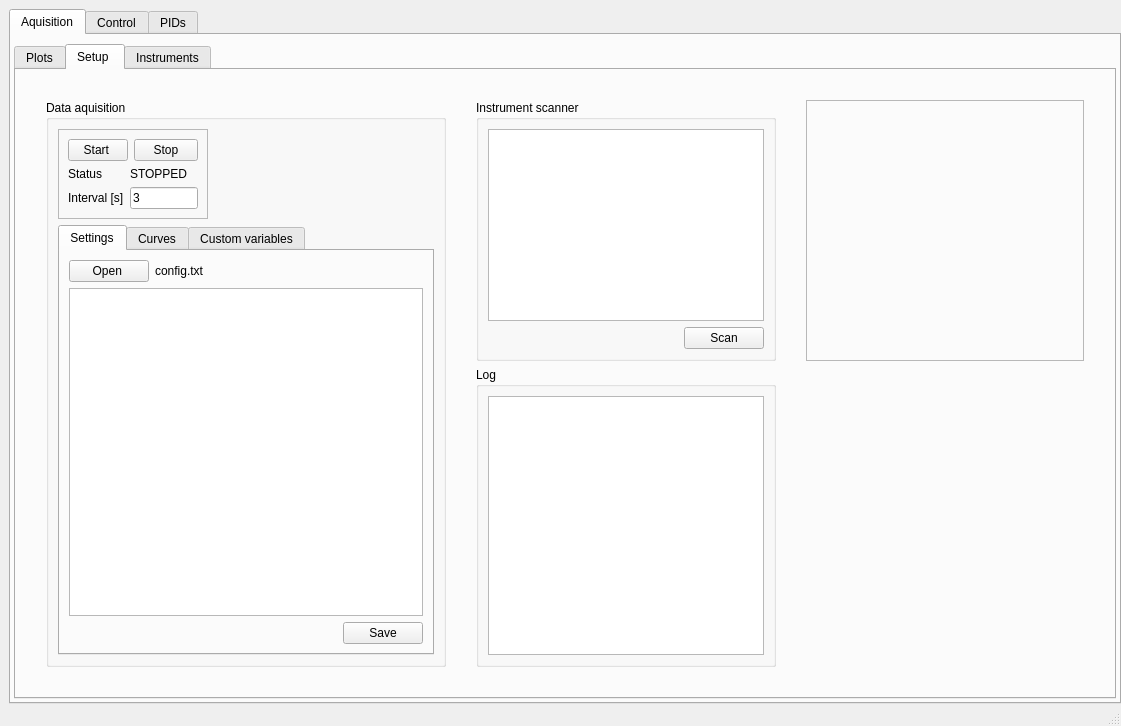
The window that ui.ui (vitorliston/PyDAQ) describes before a commit, drawn with Qt 5.
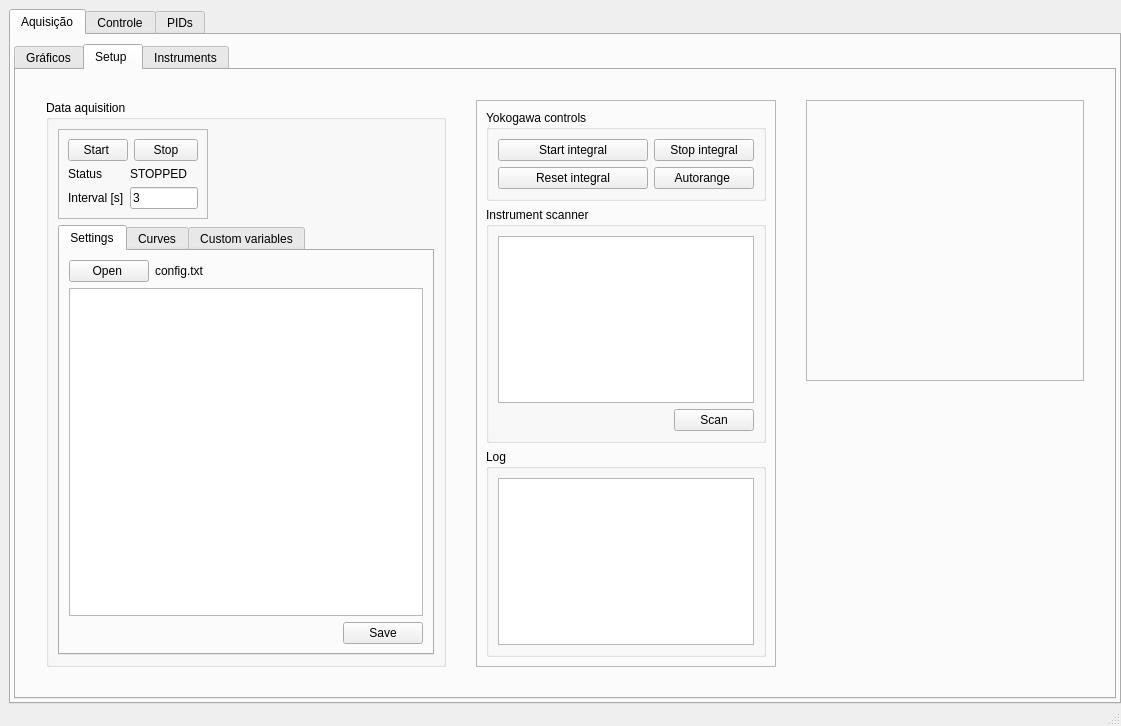
The same window after the commit.

Commit message: -Yokogawa autorange on start -Reduced arduino controller thread delay from 1 to 0.5s -Included yokogawa integral controls on gui -Included 34980A DAQ -Included Arduino RPM Accelerometer -Plot spinbox updates instantly

```diff
--- a/ui.ui
+++ b/ui.ui
@@ -40,7 +40,7 @@
       </property>
       <widget class="QWidget" name="tab_3">
        <attribute name="title">
-        <string>Aquisition</string>
+        <string>Aquisição</string>
        </attribute>
        <layout class="QGridLayout" name="gridLayout_9">
         <property name="leftMargin">
@@ -62,7 +62,7 @@
           </property>
           <widget class="QWidget" name="tab">
            <attribute name="title">
-            <string>Plots</string>
+            <string>Gráficos</string>
            </attribute>
            <layout class="QGridLayout" name="gridLayout_2">
             <property name="leftMargin">
@@ -135,7 +135,7 @@
                    <property name="bottomMargin">
                     <number>0</number>
                    </property>
-                   <item row="2" column="0" colspan="2">
+                   <item row="2" column="0" colspan="2" alignment="Qt::AlignLeft">
                     <widget class="QGroupBox" name="groupBox_5">
                      <property name="minimumSize">
                       <size>
@@ -144,7 +144,7 @@
                       </size>
                      </property>
                      <property name="title">
-                      <string>Plot variables</string>
+                      <string>Váriaveis</string>
                      </property>
                      <layout class="QGridLayout" name="gridLayout_5">
                       <property name="leftMargin">
@@ -229,7 +229,7 @@
                      <property name="minimumSize">
                       <size>
                        <width>200</width>
-                       <height>163</height>
+                       <height>190</height>
                       </size>
                      </property>
                      <property name="frameShape">
@@ -245,7 +245,7 @@
                       <item row="0" column="1">
                        <widget class="QLineEdit" name="savefilepath"/>
                       </item>
-                      <item row="3" column="0" colspan="2">
+                      <item row="3" column="0" colspan="2" alignment="Qt::AlignLeft">
                        <widget class="QGroupBox" name="groupBox_6">
                         <property name="minimumSize">
                          <size>
@@ -253,61 +253,55 @@
                           <height>114</height>
                          </size>
                         </property>
-                        <property name="maximumSize">
-                         <size>
-                          <width>175</width>
-                          <height>16777215</height>
-                         </size>
-                        </property>
                         <property name="title">
-                         <string>Plot controls</string>
+                         <string>Gráficos</string>
                         </property>
                         <layout class="QGridLayout" name="gridLayout_14">
-                         <item row="1" column="0">
-                          <widget class="QPushButton" name="bclearplots">
-                           <property name="text">
-                            <string>Clear</string>
-                           </property>
-                          </widget>
-                         </item>
-                         <item row="0" column="0">
-                          <widget class="QPushButton" name="addplot">
-                           <property name="maximumSize">
-                            <size>
-                             <width>75</width>
-                             <height>23</height>
-                            </size>
-                           </property>
-                           <property name="text">
-                            <string>Add plot</string>
-                           </property>
-                          </widget>
-                         </item>
                          <item row="0" column="1">
                           <widget class="QPushButton" name="bcloseall">
                            <property name="text">
-                            <string>Close all</string>
-                           </property>
-                          </widget>
-                         </item>
-                         <item row="1" column="1">
-                          <widget class="QPushButton" name="reorganize">
-                           <property name="text">
-                            <string>Reorganize</string>
+                            <string>Fechar todos</string>
                            </property>
                           </widget>
                          </item>
                          <item row="2" column="1">
                           <widget class="QPushButton" name="bsavecolors">
                            <property name="text">
-                            <string>Save plots</string>
+                            <string>Salvar gráfic.</string>
+                           </property>
+                          </widget>
+                         </item>
+                         <item row="1" column="1">
+                          <widget class="QPushButton" name="reorganize">
+                           <property name="text">
+                            <string>Reorganizar</string>
                            </property>
                           </widget>
                          </item>
                          <item row="2" column="0">
                           <widget class="QPushButton" name="bloadcolors">
                            <property name="text">
-                            <string>Load plots</string>
+                            <string>Carreg. gráfic.</string>
+                           </property>
+                          </widget>
+                         </item>
+                         <item row="0" column="0">
+                          <widget class="QPushButton" name="addplot">
+                           <property name="maximumSize">
+                            <size>
+                             <width>100</width>
+                             <height>23</height>
+                            </size>
+                           </property>
+                           <property name="text">
+                            <string>Adic. gráfico</string>
+                           </property>
+                          </widget>
+                         </item>
+                         <item row="1" column="0">
+                          <widget class="QPushButton" name="bclearplots">
+                           <property name="text">
+                            <string>Limpar</string>
                            </property>
                           </widget>
                          </item>
@@ -317,7 +311,7 @@
                       <item row="0" column="0">
                        <widget class="QPushButton" name="checksavefile">
                         <property name="text">
-                         <string>Record</string>
+                         <string>Gravar</string>
                         </property>
                         <property name="checkable">
                          <bool>true</bool>
@@ -335,7 +329,7 @@
                         <item row="0" column="0">
                          <widget class="QLabel" name="label_2">
                           <property name="text">
-                           <string>Time</string>
+                           <string>Tempo de gravação</string>
                           </property>
                          </widget>
                         </item>
@@ -385,60 +379,7 @@
             <property name="horizontalSpacing">
              <number>30</number>
             </property>
-            <item row="0" column="2" alignment="Qt::AlignTop">
-             <widget class="QGroupBox" name="groupBox">
-              <property name="maximumSize">
-               <size>
-                <width>300</width>
-                <height>300</height>
-               </size>
-              </property>
-              <property name="title">
-               <string>Instrument scanner</string>
-              </property>
-              <layout class="QGridLayout" name="gridLayout_3">
-               <item row="1" column="0" alignment="Qt::AlignRight">
-                <widget class="QPushButton" name="bscan_instrument">
-                 <property name="text">
-                  <string>Scan</string>
-                 </property>
-                </widget>
-               </item>
-               <item row="0" column="0">
-                <widget class="QPlainTextEdit" name="instrument_scanner_text"/>
-               </item>
-              </layout>
-             </widget>
-            </item>
-            <item row="0" column="3">
-             <widget class="QFrame" name="frame">
-              <property name="frameShape">
-               <enum>QFrame::StyledPanel</enum>
-              </property>
-              <property name="frameShadow">
-               <enum>QFrame::Raised</enum>
-              </property>
-             </widget>
-            </item>
-            <item row="1" column="2">
-             <widget class="QGroupBox" name="groupBox_7">
-              <property name="maximumSize">
-               <size>
-                <width>300</width>
-                <height>16777215</height>
-               </size>
-              </property>
-              <property name="title">
-               <string>Log</string>
-              </property>
-              <layout class="QGridLayout" name="gridLayout_8">
-               <item row="0" column="0">
-                <widget class="QPlainTextEdit" name="log_text"/>
-               </item>
-              </layout>
-             </widget>
-            </item>
-            <item row="0" column="0" rowspan="2" alignment="Qt::AlignLeft">
+            <item row="0" column="0" rowspan="2">
              <widget class="QGroupBox" name="groupBox_4">
               <property name="minimumSize">
                <size>
@@ -465,6 +406,13 @@
                   <enum>QFrame::Raised</enum>
                  </property>
                  <layout class="QGridLayout" name="gridLayout_7">
+                  <item row="0" column="1">
+                   <widget class="QPushButton" name="bstopdaq">
+                    <property name="text">
+                     <string>Stop</string>
+                    </property>
+                   </widget>
+                  </item>
                   <item row="0" column="0">
                    <widget class="QPushButton" name="bstartdaq">
                     <property name="maximumSize">
@@ -478,13 +426,6 @@
                     </property>
                    </widget>
                   </item>
-                  <item row="0" column="1">
-                   <widget class="QPushButton" name="bstopdaq">
-                    <property name="text">
-                     <string>Stop</string>
-                    </property>
-                   </widget>
-                  </item>
                   <item row="1" column="0" colspan="2">
                    <layout class="QFormLayout" name="formLayout">
                     <item row="0" column="0">
@@ -520,7 +461,7 @@
                  </layout>
                 </widget>
                </item>
-               <item row="1" column="0">
+               <item row="1" column="0" colspan="2">
                 <widget class="QTabWidget" name="tabWidget_3">
                  <property name="minimumSize">
                   <size>
@@ -651,6 +592,114 @@
               </layout>
              </widget>
             </item>
+            <item row="0" column="2" rowspan="2" alignment="Qt::AlignLeft">
+             <widget class="QFrame" name="frame_2">
+              <property name="frameShape">
+               <enum>QFrame::StyledPanel</enum>
+              </property>
+              <property name="frameShadow">
+               <enum>QFrame::Raised</enum>
+              </property>
+              <layout class="QGridLayout" name="gridLayout_19">
+               <item row="1" column="0">
+                <widget class="QGroupBox" name="groupBox">
+                 <property name="maximumSize">
+                  <size>
+                   <width>300</width>
+                   <height>300</height>
+                  </size>
+                 </property>
+                 <property name="title">
+                  <string>Instrument scanner</string>
+                 </property>
+                 <layout class="QGridLayout" name="gridLayout_3">
+                  <item row="1" column="0" alignment="Qt::AlignRight">
+                   <widget class="QPushButton" name="bscan_instrument">
+                    <property name="text">
+                     <string>Scan</string>
+                    </property>
+                   </widget>
+                  </item>
+                  <item row="0" column="0">
+                   <widget class="QPlainTextEdit" name="instrument_scanner_text"/>
+                  </item>
+                 </layout>
+                </widget>
+               </item>
+               <item row="2" column="0">
+                <widget class="QGroupBox" name="groupBox_7">
+                 <property name="maximumSize">
+                  <size>
+                   <width>300</width>
+                   <height>500</height>
+                  </size>
+                 </property>
+                 <property name="title">
+                  <string>Log</string>
+                 </property>
+                 <layout class="QGridLayout" name="gridLayout_8">
+                  <item row="0" column="0">
+                   <widget class="QPlainTextEdit" name="log_text"/>
+                  </item>
+                 </layout>
+                </widget>
+               </item>
+               <item row="0" column="0">
+                <widget class="QGroupBox" name="groupBox_2">
+                 <property name="title">
+                  <string>Yokogawa controls</string>
+                 </property>
+                 <layout class="QGridLayout" name="gridLayout_18">
+                  <item row="0" column="2">
+                   <widget class="QPushButton" name="stopintegral">
+                    <property name="text">
+                     <string>Stop integral</string>
+                    </property>
+                   </widget>
+                  </item>
+                  <item row="0" column="1">
+                   <widget class="QPushButton" name="startintegral">
+                    <property name="text">
+                     <string>Start integral</string>
+                    </property>
+                   </widget>
+                  </item>
+                  <item row="1" column="2">
+                   <widget class="QPushButton" name="autorange">
+                    <property name="maximumSize">
+                     <size>
+                      <width>100</width>
+                      <height>16777215</height>
+                     </size>
+                    </property>
+                    <property name="text">
+                     <string>Autorange </string>
+                    </property>
+                   </widget>
+                  </item>
+                  <item row="1" column="1">
+                   <widget class="QPushButton" name="resetintegral">
+                    <property name="text">
+                     <string>Reset integral</string>
+                    </property>
+                   </widget>
+                  </item>
+                 </layout>
+                </widget>
+               </item>
+              </layout>
+             </widget>
+            </item>
+            <item row="0" column="3">
+             <widget class="QFrame" name="frame">
+              <property name="frameShape">
+               <enum>QFrame::StyledPanel</enum>
+              </property>
+              <property name="frameShadow">
+               <enum>QFrame::Raised</enum>
+              </property>
+             </widget>
+            </item>
            </layout>
           </widget>
           <widget class="QWidget" name="tab_7">
@@ -669,7 +718,7 @@
       </widget>
       <widget class="QWidget" name="control">
        <attribute name="title">
-        <string>Control</string>
+        <string>Controle</string>
        </attribute>
       </widget>
       <widget class="QWidget" name="pids">
```
The commit also changes 14 other files.
